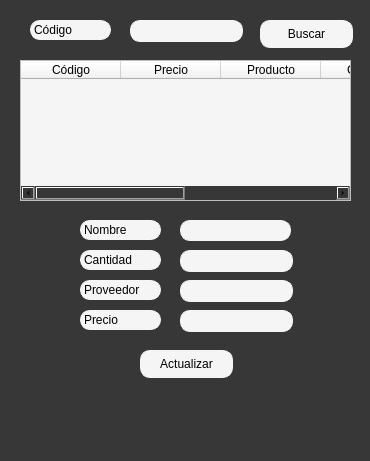
Old version of the form Ui/Almacen/u_editar.ui in the repository Kodegmxz/Proyecto.
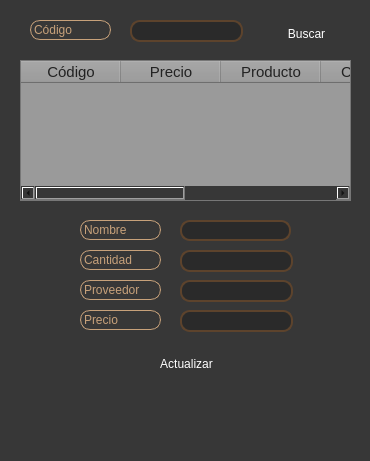
New version of the form.

```diff
--- a/Ui/Almacen/u_editar.ui
+++ b/Ui/Almacen/u_editar.ui
@@ -33,9 +33,10 @@
    </property>
    <property name="styleSheet">
     <string notr="true">QLabel {
-    background-color: #f5f5f5;
-    border: 1px solid #f5f5f5;
+    border: 1px solid #c7a17a;
     border-radius: 10px;
+    color: #c7a17a;
+    text-shadow: 0 0 10px #c7a17a
 }</string>
    </property>
    <property name="text">
@@ -58,12 +59,16 @@
     </font>
    </property>
    <property name="styleSheet">
-    <string notr="true">QLineEdit
-{
-    background-color: #f5f5f5;
-    border: 1px solid #f5f5f5;
-    border-radius: 10px;
-}</string>
+    <string notr="true">QLineEdit {
+       background: #2a2a2a;
+       border: 2px solid #5d432c;
+       border-radius: 10px;
+       color: #c7a17a;
+      }
+      QLineEdit:focus {
+       border-color: #c7a17a;
+      }
+     </string>
    </property>
   </widget>
   <widget class="QPushButton" name="buscarcode">
@@ -83,11 +88,18 @@
    </property>
    <property name="styleSheet">
     <string notr="true">QPushButton {
-        background-color: #f5f5f5;
-        border: 1px solid #f5f5f5;
-        border-radius: 10px;
-    }
-</string>
+       background: qlineargradient(x1:0, y1:0, x2:1, y2:0,
+         stop:0 #5d432c, stop:1 #c7a17a);
+       color: white;
+       border-radius: 10px;
+       border: none;
+      }
+      QPushButton:hover {
+       background: qlineargradient(x1:0, y1:0, x2:1, y2:0,
+         stop:0 #c7a17a, stop:1 #5d432c);
+      }
+      QPushButton:pressed {
+      }</string>
    </property>
    <property name="text">
     <string>Buscar</string>
@@ -105,11 +117,30 @@
    <property name="font">
     <font>
      <family>Segoe UI Symbol</family>
-     <pointsize>9</pointsize>
+     <pointsize>-1</pointsize>
     </font>
    </property>
    <property name="styleSheet">
-    <string notr="true">background-color: rgb(245, 245, 245);</string>
+    <string notr="true">QTableWidget, QTableWidget::item, QHeaderView::section {
+    background-color: #9a9a9a;
+    color: #222;
+    font-family: Segoe UI Symbol;
+    font-size: 15px;
+}
+
+QTableCornerButton::section {
+    background-color: #9a9a9a;
+    border: none;
+}
+
+QScrollBar:horizontal, QScrollBar:vertical {
+    background: #9a9a9a;
+    border: none;
+}
+
+QTableWidget {
+    gridline-color: #9a9a9a;
+}</string>
    </property>
    <column>
     <property name="text">
@@ -159,9 +190,10 @@
    </property>
    <property name="styleSheet">
     <string notr="true">QLabel {
-    background-color: #f5f5f5;
-    border: 1px solid #f5f5f5;
+    border: 1px solid #c7a17a;
     border-radius: 10px;
+    color: #c7a17a;
+    text-shadow: 0 0 10px #c7a17a
 }</string>
    </property>
    <property name="text">
@@ -185,9 +217,10 @@
    </property>
    <property name="styleSheet">
     <string notr="true">QLabel {
-    background-color: #f5f5f5;
-    border: 1px solid #f5f5f5;
+    border: 1px solid #c7a17a;
     border-radius: 10px;
+    color: #c7a17a;
+    text-shadow: 0 0 10px #c7a17a
 }</string>
    </property>
    <property name="text">
@@ -210,12 +243,16 @@
     </font>
    </property>
    <property name="styleSheet">
-    <string notr="true">QLineEdit
-{
-    background-color: #f5f5f5;
-    border: 1px solid #f5f5f5;
-    border-radius: 10px;
-}</string>
+    <string notr="true">QLineEdit {
+       background: #2a2a2a;
+       border: 2px solid #5d432c;
+       border-radius: 10px;
+       color: #c7a17a;
+      }
+      QLineEdit:focus {
+       border-color: #c7a17a;
+      }
+     </string>
    </property>
    <property name="text">
     <string/>
@@ -238,9 +275,10 @@
    </property>
    <property name="styleSheet">
     <string notr="true">QLabel {
-    background-color: #f5f5f5;
-    border: 1px solid #f5f5f5;
+    border: 1px solid #c7a17a;
     border-radius: 10px;
+    color: #c7a17a;
+    text-shadow: 0 0 10px #c7a17a
 }</string>
    </property>
    <property name="text">
@@ -263,12 +301,17 @@
     </font>
    </property>
    <property name="styleSheet">
-    <string notr="true">QLineEdit
-{
-    background-color: #f5f5f5;
-    border: 1px solid #f5f5f5;
-    border-radius: 10px;
-}</string>
+    <string notr="true">QLineEdit {
+       background: #2a2a2a;
+       border: 2px solid #5d432c;
+       border-radius: 10px;
+       color: #c7a17a;
+      }
+      QLineEdit:focus {
+       border-color: #c7a17a;
+      }
+     
+     </string>
    </property>
   </widget>
   <widget class="QLineEdit" name="lineproveedor_44">
@@ -287,12 +330,16 @@
     </font>
    </property>
    <property name="styleSheet">
-    <string notr="true">QLineEdit
-{
-    background-color: #f5f5f5;
-    border: 1px solid #f5f5f5;
-    border-radius: 10px;
-}</string>
+    <string notr="true">QLineEdit {
+       background: #2a2a2a;
+       border: 2px solid #5d432c;
+       border-radius: 10px;
+       color: #c7a17a;
+      }
+      QLineEdit:focus {
+       border-color: #c7a17a;
+      }
+     </string>
    </property>
   </widget>
   <widget class="QLabel" name="Productoprecio_4">
@@ -312,9 +359,10 @@
    </property>
    <property name="styleSheet">
     <string notr="true">QLabel {
-    background-color: #f5f5f5;
-    border: 1px solid #f5f5f5;
+    border: 1px solid #c7a17a;
     border-radius: 10px;
+    color: #c7a17a;
+    text-shadow: 0 0 10px #c7a17a
 }</string>
    </property>
    <property name="text">
@@ -337,12 +385,17 @@
     </font>
    </property>
    <property name="styleSheet">
-    <string notr="true">QLineEdit
-{
-    background-color: #f5f5f5;
-    border: 1px solid #f5f5f5;
-    border-radius: 10px;
-}</string>
+    <string notr="true">QLineEdit {
+       background: #2a2a2a;
+       border: 2px solid #5d432c;
+       border-radius: 10px;
+       color: #c7a17a;
+      }
+      QLineEdit:focus {
+       border-color: #c7a17a;
+      }
+     
+     </string>
    </property>
   </widget>
   <widget class="QPushButton" name="actualizar">
@@ -362,11 +415,18 @@
    </property>
    <property name="styleSheet">
     <string notr="true">QPushButton {
-        background-color: #f5f5f5;
-        border: 1px solid #f5f5f5;
-        border-radius: 10px;
-    }
-</string>
+       background: qlineargradient(x1:0, y1:0, x2:1, y2:0,
+         stop:0 #5d432c, stop:1 #c7a17a);
+       color: white;
+       border-radius: 10px;
+       border: none;
+      }
+      QPushButton:hover {
+       background: qlineargradient(x1:0, y1:0, x2:1, y2:0,
+         stop:0 #c7a17a, stop:1 #5d432c);
+      }
+      QPushButton:pressed {
+      }</string>
    </property>
    <property name="text">
     <string>Actualizar</string>
```
